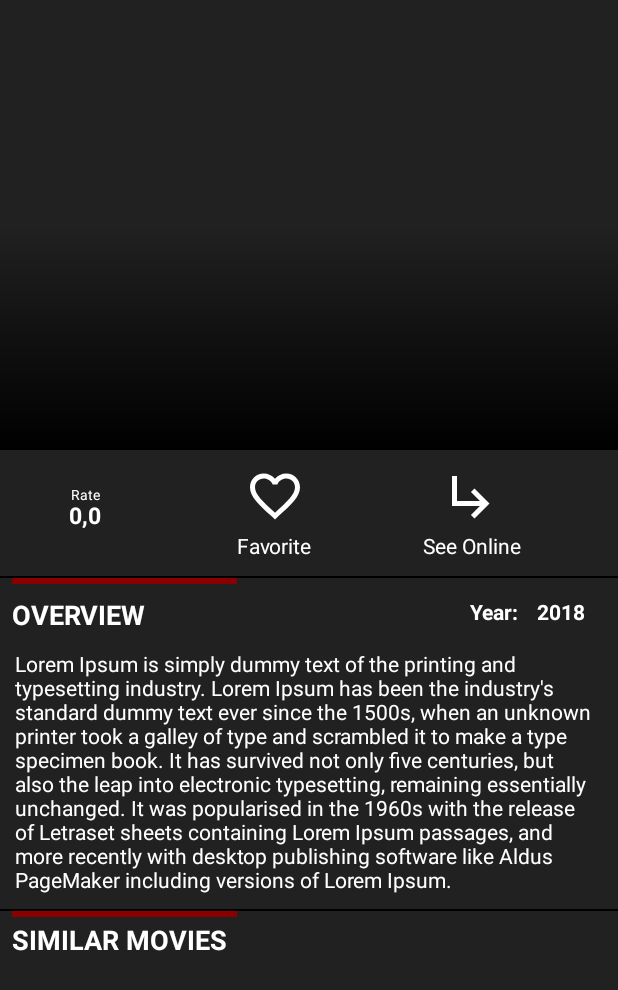
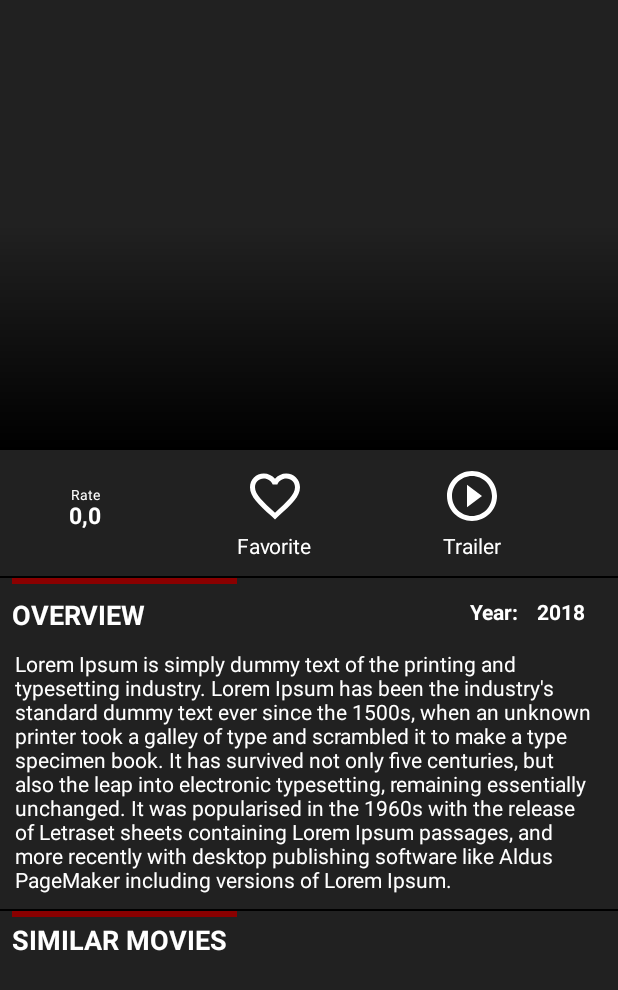
Before and after one commit to LucasOnofre/AllMovies, an Android app: the layout fragment_movie_detail.xml on its own in the app's theme, with its tools: preview values and no code run, on a phone screen of 412 x 824 dp. Shown: the top 990 px of the screen. Run offline under Robolectric (Android 15) with nearby library versions, the phone set to English and light mode, and no system bars.

Commit message:
Refatoração

```diff
--- a/app/src/main/AndroidManifest.xml
+++ b/app/src/main/AndroidManifest.xml
@@ -11,7 +11,8 @@
         android:roundIcon="@mipmap/ic_launcher_round"
         android:supportsRtl="true"
         android:theme="@style/AppTheme">
-        <activity android:name=".activity.ActivityMain">
+        <activity android:name=".activity.ActivityMain"
+                  android:windowSoftInputMode="adjustPan">
             <intent-filter>
                 <action android:name="android.intent.action.MAIN" />
 
--- a/app/src/main/java/onoffrice/wikimovies/fragment/category_fragment/CategoryFragmentView.kt
+++ b/app/src/main/java/onoffrice/wikimovies/fragment/category_fragment/CategoryFragmentView.kt
@@ -9,11 +9,10 @@ import android.widget.ListView
 import com.google.gson.Gson
 import onoffrice.wikimovies.R
 import onoffrice.wikimovies.adapter.CategoryAdapter
-import onoffrice.wikimovies.adapter.CategoryInterface
 import onoffrice.wikimovies.fragment.base_fragment.BaseFragment
 import onoffrice.wikimovies.fragment.category_movie_list_fragment.CategoryMovieListFragmentView
+import onoffrice.wikimovies.model.CategoryInterface
 import onoffrice.wikimovies.model.Genre
-import kotlin.collections.ArrayList
 
 class CategoryFragmentView : BaseFragment(), CategoryFragmentContract.View {
 
--- a/app/src/main/java/onoffrice/wikimovies/fragment/category_movie_list_fragment/CategoryMovieListFragmentPresenter.kt
+++ b/app/src/main/java/onoffrice/wikimovies/fragment/category_movie_list_fragment/CategoryMovieListFragmentPresenter.kt
@@ -38,10 +38,6 @@ class CategoryMovieListFragmentPresenter:CategoryMovieListFragmentContract.Prese
     }
 
     override fun requestMoreMovies(page: Int,genreId:Int) {
-        if (view != null){
-
-            view?.showProgress()
-        }
 
         model.requestMovies(page,genreId,this)
 
--- a/app/src/main/java/onoffrice/wikimovies/fragment/category_movie_list_fragment/CategoryMovieListFragmentView.kt
+++ b/app/src/main/java/onoffrice/wikimovies/fragment/category_movie_list_fragment/CategoryMovieListFragmentView.kt
@@ -108,6 +108,7 @@ class CategoryMovieListFragmentView : BaseFragment(), CategoryMovieListFragmentC
         //Set's the adapter
         adapter = activity?.let { MoviesAdapter(it, listMovies, movieClickListener) }
         recyclerList?.adapter = adapter
+        setGridLayout(recyclerList)
 
     }
 
@@ -144,7 +145,6 @@ class CategoryMovieListFragmentView : BaseFragment(), CategoryMovieListFragmentC
     override fun setDataToList(movies: ArrayList<Movie>) {
 
         listMovies.addAll(movies)
-        setGridLayout(recyclerList)
         adapter?.notifyDataSetChanged()
 
     }
--- a/app/src/main/java/onoffrice/wikimovies/fragment/upcoming_fragment/UpcomingFragmentPresenter.kt
+++ b/app/src/main/java/onoffrice/wikimovies/fragment/upcoming_fragment/UpcomingFragmentPresenter.kt
@@ -38,6 +38,8 @@ class UpcomingFragmentPresenter:
 
     override fun requestDataFromServer() {
 
+        if (view != null){ view?.showProgress() }
+
         model.requestMovies(1,this)
     }
 
--- a/app/src/main/java/onoffrice/wikimovies/fragment/upcoming_fragment/UpcomingFragmentView.kt
+++ b/app/src/main/java/onoffrice/wikimovies/fragment/upcoming_fragment/UpcomingFragmentView.kt
@@ -35,6 +35,7 @@ class UpcomingFragmentView : BaseFragment(),UpcomingFragmentContract.View {
     private var bottomNavigation : BottomNavigationView? = null
     private var movieBannerTittle: TextView?             = null
     private var appBarLayout     : AppBarLayout?         = null
+    private var movieBannerSelected:Movie?               = null
 
     //  Initializations
     private var gson                         = Gson()
@@ -104,6 +105,7 @@ class UpcomingFragmentView : BaseFragment(),UpcomingFragmentContract.View {
     private fun checkFirstPage() {
         if (page == 1) {
             setBannerBar(listMovies)
+            movieBanner?.setOnClickListener { openDetailMovieFragment(movieBannerSelected) }
         }
     }
 
@@ -191,6 +193,7 @@ class UpcomingFragmentView : BaseFragment(),UpcomingFragmentContract.View {
     private fun setBannerBar(movies: ArrayList<Movie>) {
         Picasso.get().load(resources.getString(R.string.base_url_images) + movies[0].posterPath).into(movieBanner)
         movieBannerTittle?.text = movies[0].title
+        movieBannerSelected     = movies[0]
         movies.removeAt(0)
     }
 
--- /dev/null
+++ b/app/src/main/java/onoffrice/wikimovies/model/CategoryInterface.kt
@@ -0,0 +1,5 @@
+package onoffrice.wikimovies.model
+
+interface CategoryInterface{
+    fun onCategorySelected(genre: Genre?)
+}
--- a/app/src/main/java/onoffrice/wikimovies/model/MovieVideoInfo.kt
+++ b/app/src/main/java/onoffrice/wikimovies/model/MovieVideoInfo.kt
@@ -10,4 +10,7 @@ class MovieVideoInfo {
     @SerializedName("site")
     var site: String? = null
 
+    @SerializedName("type")
+    var type: String? = null
+
 }
--- /dev/null
+++ b/app/src/main/res/drawable/ic_play.xml
@@ -0,0 +1,5 @@
+<vector android:height="24dp" android:tint="#FFFFFF"
+    android:viewportHeight="24.0" android:viewportWidth="24.0"
+    android:width="24dp" xmlns:android="http://schemas.android.com/apk/res/android">
+    <path android:fillColor="#FF000000" android:pathData="M10,16.5l6,-4.5 -6,-4.5v9zM12,2C6.48,2 2,6.48 2,12s4.48,10 10,10 10,-4.48 10,-10S17.52,2 12,2zM12,20c-4.41,0 -8,-3.59 -8,-8s3.59,-8 8,-8 8,3.59 8,8 -3.59,8 -8,8z"/>
+</vector>
--- a/app/src/main/res/layout/fragment_movie_detail.xml
+++ b/app/src/main/res/layout/fragment_movie_detail.xml
@@ -131,12 +131,12 @@
                     android:layout_width="80dp"
                     android:layout_height="wrap_content"
                     android:padding="5dp"
-                    app:image="@drawable/ic_go_out"
+                    app:image="@drawable/ic_play"
                     app:layout_constraintBottom_toBottomOf="@+id/favorite_btn"
                     app:layout_constraintEnd_toEndOf="parent"
                     app:layout_constraintStart_toEndOf="@+id/favorite_btn"
                     app:layout_constraintTop_toTopOf="@+id/favorite_btn"
-                    app:text="See Online" />
+                    app:text="Trailer" />
 
 
             </android.support.constraint.ConstraintLayout>
--- a/app/src/main/res/layout/fragment_search.xml
+++ b/app/src/main/res/layout/fragment_search.xml
@@ -54,7 +54,7 @@
                 android:padding="5dp"
                 android:text="Discover your movies"
                 android:textColor="@color/white"
-                android:textSize="30sp"
+                android:textSize="25sp"
                 android:textStyle="bold"
                 app:layout_constraintBottom_toTopOf="@+id/textView9"
                 app:layout_constraintEnd_toEndOf="parent"
@@ -68,7 +68,7 @@
                 android:padding="5dp"
                 android:text="Find any movie you want, the way you want"
                 android:textColor="@color/white"
-                android:textSize="22sp"
+                android:textSize="20sp"
                 app:layout_constraintBottom_toBottomOf="parent"
                 app:layout_constraintEnd_toEndOf="parent"
                 app:layout_constraintHorizontal_bias="0.0"
```
Also changed, not shown: app/src/main/java/onoffrice/wikimovies/adapter/CategoryAdapter.kt (+14 -13 lines), app/src/main/java/onoffrice/wikimovies/fragment/home_fragment/HomeFragmentView.kt (+5 -2 lines), app/src/main/java/onoffrice/wikimovies/fragment/movie_detail_fragment/MovieDetailFragmentPresenter.kt (+17 -1 lines), app/src/main/res/layout/fragment_favorite.xml (+23 -8 lines).
